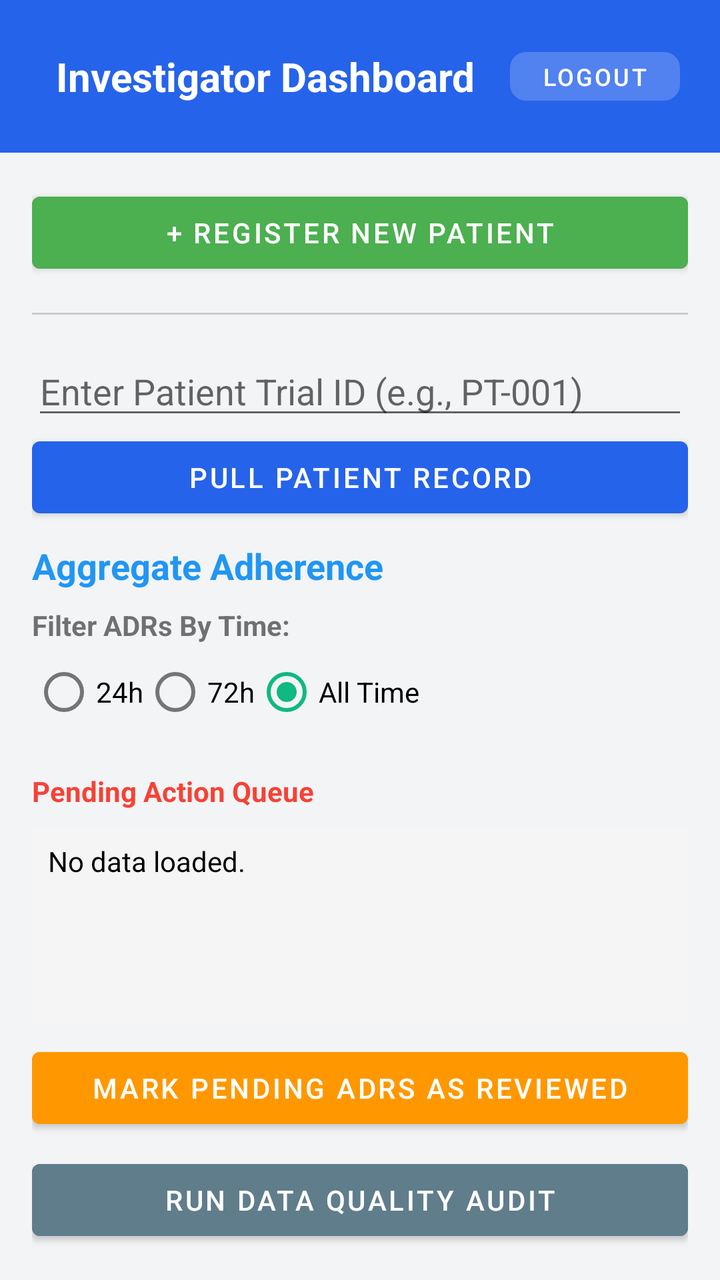
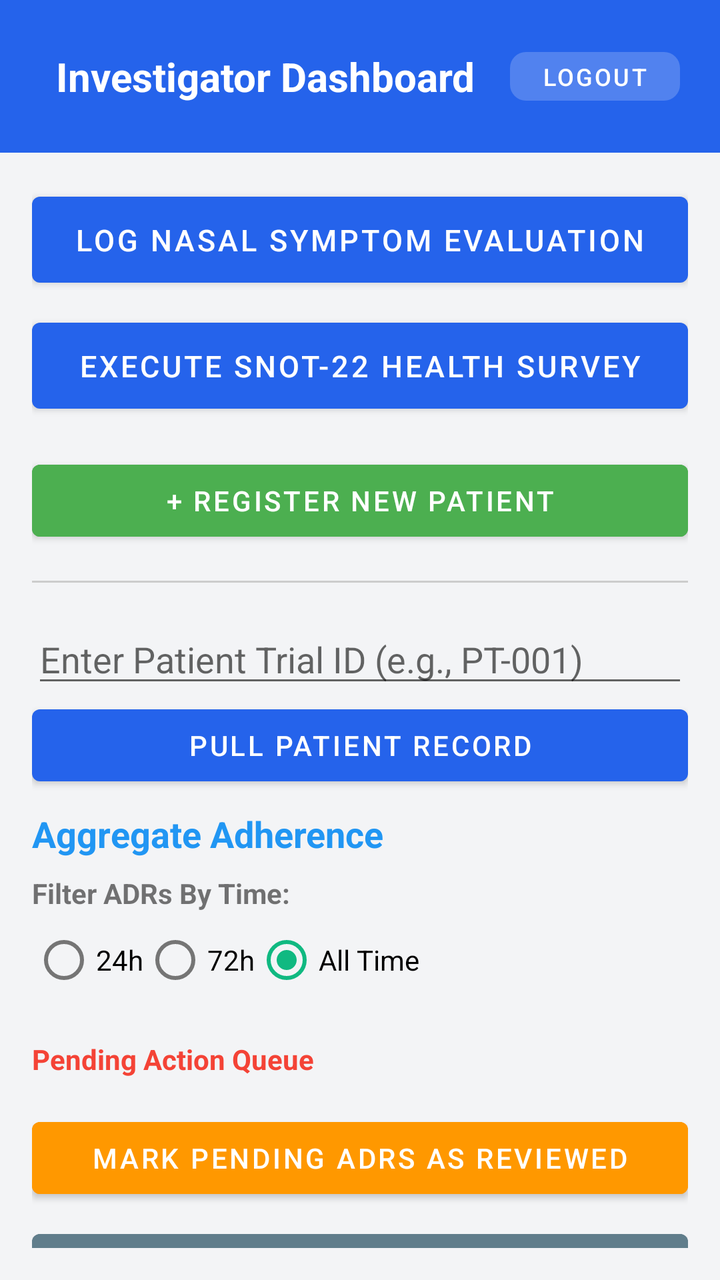

Compare the two renders of this Android layout. The source of the first and the diff that turns it into the second are given below.
<!-- AndroidManifest.xml: application theme Theme.ClinicApp -->
<!-- res/layout/activity_monitor.xml -->
<?xml version="1.0" encoding="utf-8"?>
<LinearLayout xmlns:android="http://schemas.android.com/apk/res/android"
    xmlns:app="http://schemas.android.com/apk/res-auto"
    android:layout_width="match_parent"
    android:layout_height="match_parent"
    android:orientation="vertical"
    android:background="@color/backgroundColor">

    
    <LinearLayout
        android:layout_width="match_parent"
        android:layout_height="wrap_content"
        android:background="@color/primaryColor"
        android:orientation="horizontal"
        android:padding="20dp"
        android:gravity="center_vertical">

        <TextView
            android:layout_width="0dp"
            android:layout_weight="1"
            android:layout_height="wrap_content"
            android:text="@string/investigator_dashboard"
            android:textColor="@color/surfaceColor"
            android:textSize="20sp"
            android:textStyle="bold"
            android:paddingStart="8dp" />

        <com.google.android.material.button.MaterialButton
            android:id="@+id/btnLogout"
            style="@style/Widget.MaterialComponents.Button.TextButton"
            android:layout_width="wrap_content"
            android:layout_height="wrap_content"
            android:text="@string/logout"
            android:textColor="@color/surfaceColor"
            app:backgroundTint="#33FFFFFF"
            app:cornerRadius="8dp"
            android:textSize="12sp"
            android:paddingHorizontal="16dp"
            android:minWidth="0dp"
            android:minHeight="0dp" />
    </LinearLayout>

    <LinearLayout
        android:layout_width="match_parent"
        android:layout_height="match_parent"
        android:orientation="vertical"
        android:padding="16dp">

        <Button
            android:id="@+id/btnAddPatient"
            android:layout_width="match_parent"
            android:layout_height="wrap_content"
            android:text="@string/register_new_patient"
            android:backgroundTint="#4CAF50"
            android:layout_marginBottom="16dp"/>

        <View
            android:layout_width="match_parent"
            android:layout_height="1dp"
            android:background="#CCCCCC"
            android:layout_marginBottom="16dp"/>

        <EditText
            android:id="@+id/etSearchPatientId"
            android:layout_width="match_parent"
            android:layout_height="wrap_content"
            android:hint="@string/patient_id_hint"
            android:inputType="textCapCharacters"/>

        <Button
            android:id="@+id/btnSearchPatient"
            android:layout_width="match_parent"
            android:layout_height="wrap_content"
            android:text="@string/pull_patient_record"
            android:layout_marginBottom="8dp"/>

        <TextView
            android:id="@+id/tvAdherenceRate"
            android:layout_width="match_parent"
            android:layout_height="wrap_content"
            android:text="@string/aggregate_adherence"
            android:textSize="18sp"
            android:textStyle="bold"
            android:textColor="#2196F3"
            android:layout_marginBottom="8dp"/>

        <TextView
            android:layout_width="match_parent"
            android:layout_height="wrap_content"
            android:text="@string/filter_adrs"
            android:textStyle="bold"/>

        <RadioGroup
            android:id="@+id/rgTimeFilter"
            android:layout_width="match_parent"
            android:layout_height="wrap_content"
            android:orientation="horizontal"
            android:layout_marginBottom="8dp">
            <RadioButton
                android:id="@+id/rb24Hours"
                android:layout_width="wrap_content"
                android:layout_height="wrap_content"
                android:text="24h" />
            <RadioButton
                android:id="@+id/rb72Hours"
                android:layout_width="wrap_content"
                android:layout_height="wrap_content"
                android:text="72h" />
            <RadioButton
                android:id="@+id/rbAllTime"
                android:layout_width="wrap_content"
                android:layout_height="wrap_content"
                android:text="All Time"
                android:checked="true"/>
        </RadioGroup>

        <TextView
            android:id="@+id/tvActionQueueHeader"
            android:layout_width="match_parent"
            android:layout_height="wrap_content"
            android:text="@string/pending_action_queue"
            android:textColor="#F44336"
            android:textStyle="bold"
            android:layout_marginTop="8dp"/>

        <ScrollView
            android:layout_width="match_parent"
            android:layout_height="0dp"
            android:layout_weight="1"
            android:layout_marginTop="8dp"
            android:background="#F5F5F5"
            android:padding="8dp">
            <TextView
                android:id="@+id/tvMonitorResults"
                android:layout_width="match_parent"
                android:layout_height="wrap_content"
                android:text="No data loaded."
                android:textColor="#000000"/>
        </ScrollView>

        <Button
            android:id="@+id/btnMarkReviewed"
            android:layout_width="match_parent"
            android:layout_height="wrap_content"
            android:text="@string/mark_reviewed"
            android:backgroundTint="#FF9800"
            android:layout_marginTop="8dp"/>
        <Button
            android:id="@+id/btnRunAudit"
            android:layout_width="match_parent"
            android:layout_height="wrap_content"
            android:text="@string/run_audit"
            android:backgroundTint="#607D8B"
            android:layout_marginTop="8dp"/>
    </LinearLayout>
</LinearLayout>
<!-- resources referenced by this layout -->
<resources>
  <color name="backgroundColor">#F3F4F6</color>
  <color name="primaryColor">#2563EB</color>
  <color name="surfaceColor">#FFFFFF</color>
  <string name="aggregate_adherence">Aggregate Adherence</string>
  <string name="filter_adrs">Filter ADRs By Time:</string>
  <string name="investigator_dashboard">Investigator Dashboard</string>
  <string name="logout">Logout</string>
  <string name="mark_reviewed">Mark Pending ADRs as Reviewed</string>
  <string name="patient_id_hint">Enter Patient Trial ID (e.g., PT-001)</string>
  <string name="pending_action_queue">Pending Action Queue</string>
  <string name="pull_patient_record">Pull Patient Record</string>
  <string name="register_new_patient">+ Register New Patient</string>
  <string name="run_audit">Run Data Quality Audit</string>
  <style name="Theme.ClinicApp" parent="Theme.MaterialComponents.Light.NoActionBar">
          <item name="colorPrimary">@color/primaryColor</item>
          <item name="colorPrimaryVariant">@color/primaryDarkColor</item>
          <item name="colorOnPrimary">@color/surfaceColor</item>
          <item name="colorSecondary">@color/secondaryColor</item>
          <item name="colorOnSecondary">@color/surfaceColor</item>
          <item name="android:statusBarColor">?attr/colorPrimaryVariant</item>
          <item name="android:windowBackground">@color/backgroundColor</item>
      </style>
  <color name="primaryDarkColor">#1E40AF</color>
  <color name="secondaryColor">#10B981</color>
</resources>

<!-- the commit's change to res/layout/activity_monitor.xml (unified diff, before → after) -->
@@ -40,11 +40,29 @@
             android:minHeight="0dp" />
     </LinearLayout>
 
+    
     <LinearLayout
         android:layout_width="match_parent"
         android:layout_height="match_parent"
         android:orientation="vertical"
         android:padding="16dp">
+
+        
+        <Button
+            android:id="@+id/btnDoctorSymptomEvaluation"
+            android:layout_width="match_parent"
+            android:layout_height="55dp"
+            android:text="Log Nasal Symptom Evaluation"
+            android:textSize="15sp"
+            android:layout_marginBottom="8dp" />
+
+        <Button
+            android:id="@+id/btnDoctorSnotSurvey"
+            android:layout_width="match_parent"
+            android:layout_height="55dp"
+            android:text="Execute SNOT-22 Health Survey"
+            android:textSize="15sp"
+            android:layout_marginBottom="16dp" />
 
         <Button
             android:id="@+id/btnAddPatient"
@@ -60,6 +78,7 @@
             android:background="#CCCCCC"
             android:layout_marginBottom="16dp"/>
 
+        
         <EditText
             android:id="@+id/etSearchPatientId"
             android:layout_width="match_parent"
@@ -74,6 +93,7 @@
             android:text="@string/pull_patient_record"
             android:layout_marginBottom="8dp"/>
 
+        
         <TextView
             android:id="@+id/tvAdherenceRate"
             android:layout_width="match_parent"
@@ -123,12 +143,13 @@
             android:textStyle="bold"
             android:layout_marginTop="8dp"/>
 
+        
         <ScrollView
             android:layout_width="match_parent"
             android:layout_height="0dp"
             android:layout_weight="1"
             android:layout_marginTop="8dp"
-            android:background="#F5F5F5"
+            android:background="#FFFFFF"
             android:padding="8dp">
             <TextView
                 android:id="@+id/tvMonitorResults"
@@ -145,6 +166,7 @@
             android:text="@string/mark_reviewed"
             android:backgroundTint="#FF9800"
             android:layout_marginTop="8dp"/>
+
         <Button
             android:id="@+id/btnRunAudit"
             android:layout_width="match_parent"
